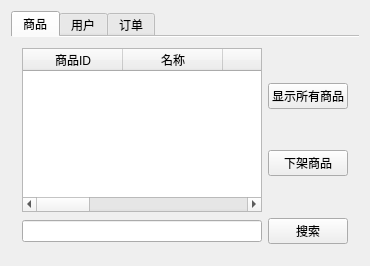
This is adminWindow.ui in KyokaiNoKanata/TradingPlatform as Qt 5 draws it before an edit. The edited form follows.
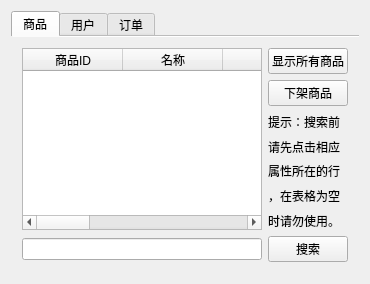
This is the edited form.

The edit to the form file:
```diff
--- a/adminWindow.ui
+++ b/adminWindow.ui
@@ -98,6 +98,41 @@
             </property>
            </widget>
           </item>
+          <item>
+           <widget class="QLabel" name="label">
+            <property name="text">
+             <string>提示：搜索前</string>
+            </property>
+           </widget>
+          </item>
+          <item>
+           <widget class="QLabel" name="label_2">
+            <property name="text">
+             <string>请先点击相应</string>
+            </property>
+           </widget>
+          </item>
+          <item>
+           <widget class="QLabel" name="label_3">
+            <property name="text">
+             <string>属性所在的行</string>
+            </property>
+           </widget>
+          </item>
+          <item>
+           <widget class="QLabel" name="label_4">
+            <property name="text">
+             <string>，在表格为空</string>
+            </property>
+           </widget>
+          </item>
+          <item>
+           <widget class="QLabel" name="label_5">
+            <property name="text">
+             <string>时请勿使用。</string>
+            </property>
+           </widget>
+          </item>
          </layout>
         </item>
         <item row="1" column="0">
```
Left out of the diff: 7 changed lines with no effect on the pictures.
